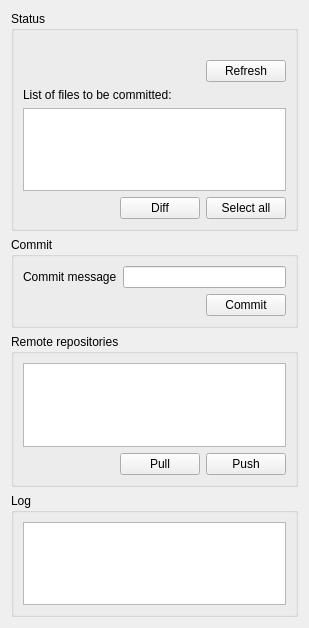
Above: ui/TaskThingiverse.ui from inver/WebTools before the change. Below: the same form after it.
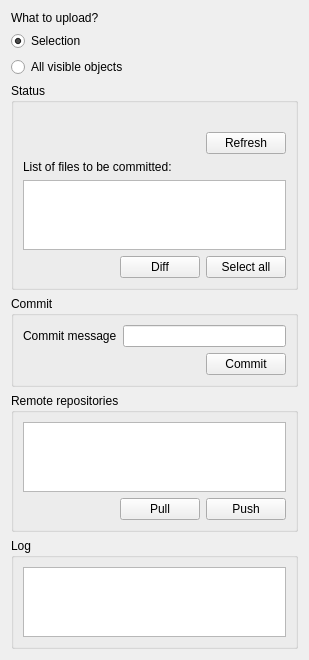
That is the form after the change.

Diff of the .ui file:
```diff
--- a/ui/TaskThingiverse.ui
+++ b/ui/TaskThingiverse.ui
@@ -14,6 +14,31 @@
             <string>Thingiverse</string>
         </property>
         <layout class="QVBoxLayout" name="verticalLayout">
+            <item>
+                <widget class="QLabel" name="label_7">
+                    <property name="text">
+                        <string>What to upload?</string>
+                    </property>
+                </widget>
+            </item>
+            <item>
+                <widget class="QRadioButton" name="Radio_Selection">
+                    <property name="text">
+                        <string>Selection</string>
+                    </property>
+                    <property name="checked">
+                        <bool>true</bool>
+                    </property>
+                </widget>
+            </item>
+            <item>
+                <widget class="QRadioButton" name="Radio_Document">
+                    <property name="text">
+                        <string>All visible objects</string>
+                    </property>
+                </widget>
+            </item>
+
             <item>
                 <widget class="QGroupBox" name="groupStatus">
                     <property name="title">
```
